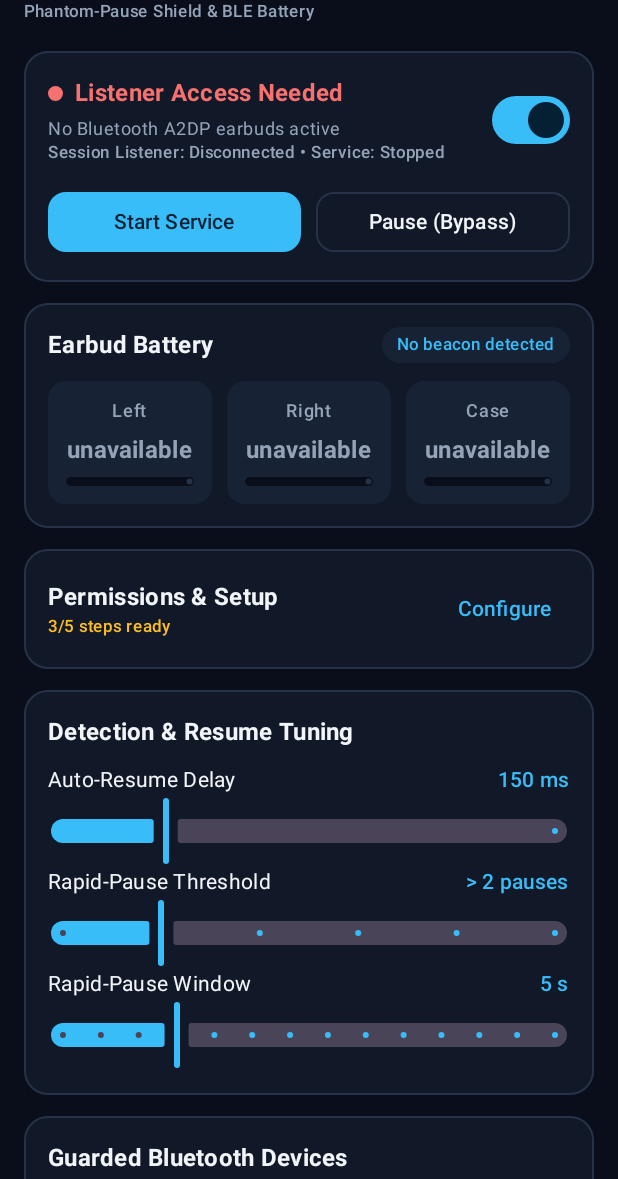
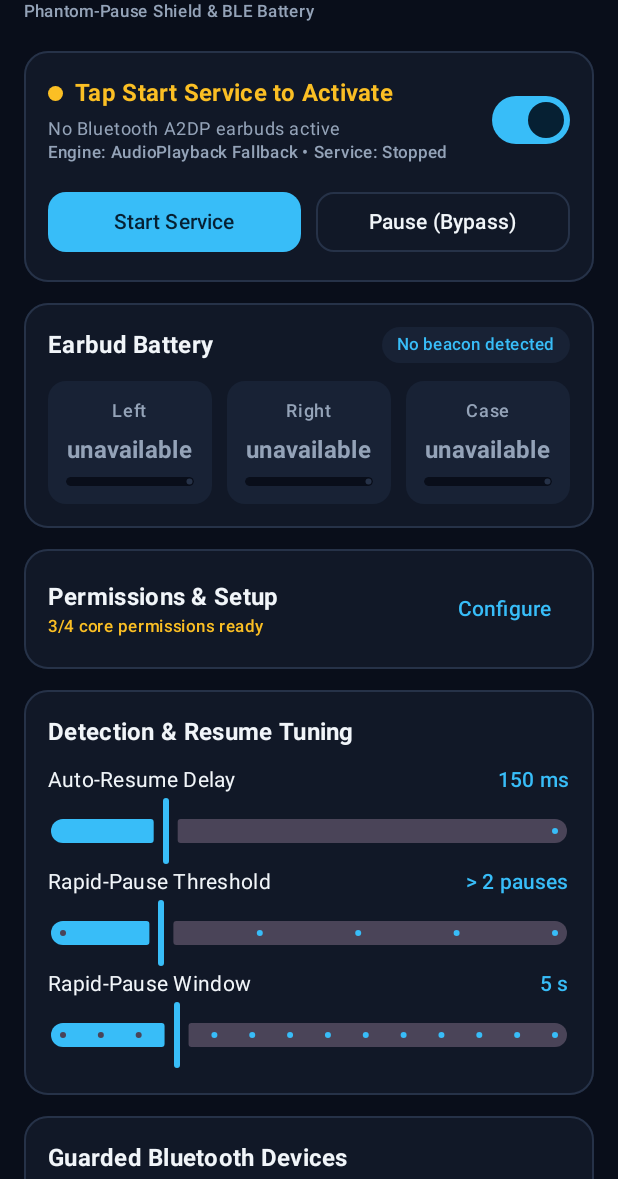
Before and after one commit to arden221/sensor-guard_, an Android app built with Jetpack Compose: the screen it shows after launch (MainActivity), after a tap on "Hide", on a phone screen of 412 x 824 dp, the part 57-1236 px from its top. Run offline under Robolectric (Android 15) with nearby library versions, the phone set to English and light mode, and no system bars.

Commit message:
Add files via upload

```diff
--- a/app/build.gradle.kts
+++ b/app/build.gradle.kts
@@ -11,8 +11,8 @@ android {
         applicationId = "com.sensorguard.earbuds"
         minSdk = 29
         targetSdk = 34
-        versionCode = 2
-        versionName = "1.1.0"
+        versionCode = 3
+        versionName = "1.2.0"
     }
 
     buildTypes {
--- a/app/src/main/java/com/sensorguard/earbuds/ui/MainActivity.kt
+++ b/app/src/main/java/com/sensorguard/earbuds/ui/MainActivity.kt
@@ -73,12 +73,11 @@ data class PermissionChecklistState(
     val notificationListenerEnabled: Boolean = false,
     val batteryOptimizationIgnored: Boolean = false
 ) {
-    val completedCount: Int
+    val coreCompletedCount: Int
         get() = listOf(
             btConnectGranted,
             btScanGranted,
             postNotificationsGranted,
-            notificationListenerEnabled,
             batteryOptimizationIgnored
         ).count { it }
 }
@@ -105,6 +104,13 @@ class MainActivity : ComponentActivity() {
                         onPermissionsResult = { refreshStatuses() },
                         onOpenNotificationListenerSettings = {
                             startActivity(Intent(Settings.ACTION_NOTIFICATION_LISTENER_SETTINGS))
+                        },
+                        onOpenAppInfoSettings = {
+                            val intent = Intent(
+                                Settings.ACTION_APPLICATION_DETAILS_SETTINGS,
+                                Uri.parse("package:$packageName")
+                            )
+                            startActivity(intent)
                         },
                         onRequestIgnoreBatteryOptimizations = {
                             requestBatteryOptimizationExemption()
@@ -202,6 +208,7 @@ fun SensorGuardDashboard(
     perms: PermissionChecklistState,
     onPermissionsResult: () -> Unit,
     onOpenNotificationListenerSettings: () -> Unit,
+    onOpenAppInfoSettings: () -> Unit,
     onRequestIgnoreBatteryOptimizations: () -> Unit,
     onToggleForegroundService: (Boolean) -> Unit
 ) {
@@ -219,7 +226,6 @@ fun SensorGuardDashboard(
     val manualCooldownUntil by GuardRepository.manualCooldownUntilElapsed.collectAsStateWithLifecycle()
     val loopLockoutUntil by GuardRepository.loopLockoutUntilElapsed.collectAsStateWithLifecycle()
 
-    // Tick every second while cooldown or lockout is active so countdown badges update live
     var nowElapsed by remember { mutableLongStateOf(SystemClock.elapsedRealtime()) }
     LaunchedEffect(manualCooldownUntil, loopLockoutUntil) {
         while (SystemClock.elapsedRealtime() < maxOf(manualCooldownUntil, loopLockoutUntil)) {
@@ -232,13 +238,15 @@ fun SensorGuardDashboard(
     val cooldownSecLeft = ((manualCooldownUntil - nowElapsed) / 1000L).coerceAtLeast(0L)
     val lockoutSecLeft = ((loopLockoutUntil - nowElapsed) / 1000L).coerceAtLeast(0L)
 
-    var showPermissionsExpanded by remember(perms.completedCount) {
-        mutableStateOf(perms.completedCount < 5)
+    var showPermissionsExpanded by remember(perms.coreCompletedCount) {
+        mutableStateOf(perms.coreCompletedCount < 4)
     }
 
     val singlePermissionLauncher = rememberLauncherForActivityResult(
         contract = ActivityResultContracts.RequestPermission()
     ) { onPermissionsResult() }
+
+    val anyGuardEngineReady = listenerConnected || serviceRunning
 
     Scaffold(
         topBar = {
@@ -275,12 +283,13 @@ fun SensorGuardDashboard(
             // 1. Hero Guard Status & Master Controls
             item {
                 val (statusLabel, statusColor) = when {
-                    !perms.notificationListenerEnabled -> "Listener Access Needed" to CoralAlert
+                    !anyGuardEngineReady -> "Tap Start Service to Activate" to AmberWarn
                     !guardEnabled -> "Guard Paused (OFF)" to TextSecondary
                     lockoutSecLeft > 0L -> "Loop Lockout (${lockoutSecLeft}s)" to AmberWarn
                     cooldownSecLeft > 0L -> "Manual Bypass (${cooldownSecLeft}s)" to AmberWarn
                     activeA2dpNames.isEmpty() -> "Standby • Waiting for A2DP" to CyanPrimary
-                    else -> "Active • Protecting Audio" to EmeraldOk
+                    listenerConnected -> "Active • MediaSession Shield" to EmeraldOk
+                    else -> "Active • AudioFallback Shield" to EmeraldOk
                 }
 
                 DashboardCard {
@@ -321,7 +330,7 @@ fun SensorGuardDashboard(
                                 overflow = TextOverflow.Ellipsis
                             )
                             Text(
-                                text = "Session Listener: ${if (listenerConnected) "Connected" else "Disconnected"} • Service: ${if (serviceRunning) "Running" else "Stopped"}",
+                                text = "Engine: ${if (listenerConnected) "MediaSession" else "AudioPlayback Fallback"} • Service: ${if (serviceRunning) "Running" else "Stopped"}",
                                 style = MaterialTheme.typography.labelSmall,
                                 color = TextSecondary
                             )
@@ -393,9 +402,9 @@ fun SensorGuardDashboard(
                                 fontWeight = FontWeight.Bold
                             )
                             Text(
-                                text = "${perms.completedCount}/5 steps ready",
+                                text = "${perms.coreCompletedCount}/4 core permissions ready",
                                 style = MaterialTheme.typography.labelSmall,
-                                color = if (perms.completedCount == 5) EmeraldOk else AmberWarn
+                                color = if (perms.coreCompletedCount == 4) EmeraldOk else AmberWarn
                             )
                         }
                         TextButton(onClick = { showPermissionsExpanded = !showPermissionsExpanded }) {
@@ -443,15 +452,27 @@ fun SensorGuardDashboard(
                             }
                         )
                         PermissionStepRow(
-                            label = "Notification Access (MediaSession)",
-                            granted = perms.notificationListenerEnabled,
-                            onClick = onOpenNotificationListenerSettings
-                        )
-                        PermissionStepRow(
                             label = "Battery Optimization Exemption",
                             granted = perms.batteryOptimizationIgnored,
                             onClick = onRequestIgnoreBatteryOptimizations
                         )
+                        PermissionStepRow(
+                            label = "Notification Access (Optional — Fallback Active)",
+                            granted = perms.notificationListenerEnabled,
+                            onClick = onOpenNotificationListenerSettings
+                        )
+                        if (!perms.notificationListenerEnabled) {
+                            TextButton(
+                                onClick = onOpenAppInfoSettings,
+                                contentPadding = PaddingValues(0.dp)
+                            ) {
+                                Text(
+                                    text = "Grayed out? Open App Info -> ⋮ -> Allow restricted settings",
+                                    style = MaterialTheme.typography.labelSmall,
+                                    color = CyanPrimary
+                                )
+                            }
+                        }
                     }
                 }
             }
@@ -579,7 +600,7 @@ fun SensorGuardDashboard(
                 item {
                     DashboardCard {
                         Text(
-                            text = "No events yet. Play audio on your earbuds to see live MediaSession transitions.",
+                            text = "No events yet. Tap Start Service and play audio on your earbuds.",
                             style = MaterialTheme.typography.bodySmall,
                             color = TextSecondary
                         )
@@ -588,7 +609,9 @@ fun SensorGuardDashboard(
             } else {
                 items(eventLogs, key = { it.id }) { item ->
                     val logColor = when {
-                        item.message.contains("Resumed") || item.message.contains("Phantom pause") -> EmeraldOk
+                        item.message.contains("Resumed") ||
+                            item.message.contains("Phantom pause") ||
+                            item.message.contains("resumed playback") -> EmeraldOk
                         item.message.contains("LOOP PROTECTION") -> CoralAlert
                         item.message.contains("Manual bypass") -> AmberWarn
                         else -> TextSecondary
```
Also changed, not shown: app/src/main/java/com/sensorguard/earbuds/data/GuardRepository.kt (+14 -10 lines), app/src/main/java/com/sensorguard/earbuds/service/MediaMonitorListener.kt (+8 -12 lines), app/src/main/java/com/sensorguard/earbuds/service/SensorGuardService.kt (+148 -5 lines).
